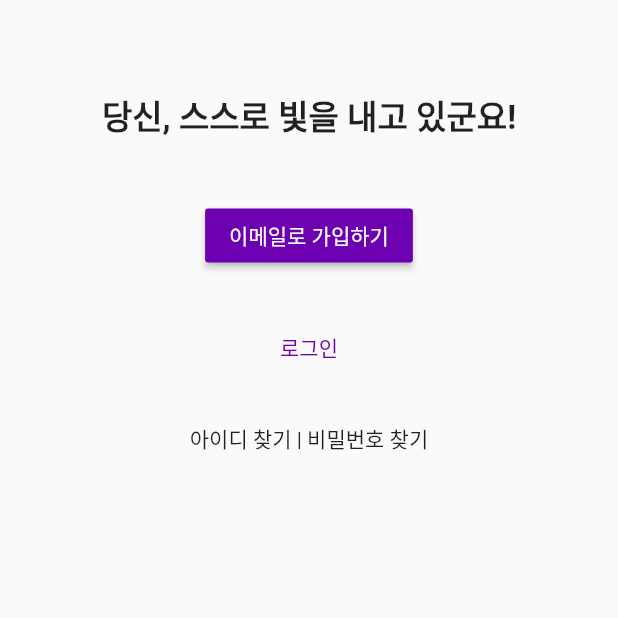
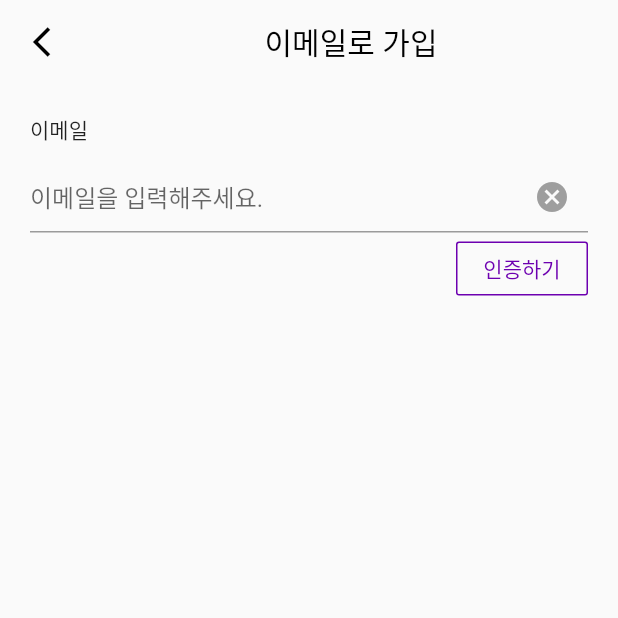
Before and after one commit to dev-hjkim/toy_app, a Flutter app: the screen it shows after launch, after a tap on "이메일로 가입하기", on a phone screen of 412 x 824 dp, the top half of it. Run offline on Flutter 3.47's test engine with Material 2 defaults, Android fonts, the light colour scheme and no system bars.

Commit message:
add join page 1, 2

```diff
--- /dev/null
+++ b/celebrity/lib/join/join_email1.dart
@@ -0,0 +1,68 @@
+import "package:flutter/material.dart";
+import "./join_email2.dart";
+
+class JoinEmail1 extends StatelessWidget {
+  @override
+  Widget build(BuildContext context) {
+    return LayoutBuilder(
+      builder: (BuildContext context, BoxConstraints constraints) {
+        return Scaffold(
+            body: Builder(
+                builder: (context) => SingleChildScrollView(
+                    child: Padding(
+                        padding: EdgeInsets.only(top: constraints.maxHeight/3),
+                        child: Center(
+                            child: Column(children: [
+                              const Padding(
+                                  padding: EdgeInsets.all(20),
+                                  child: Text(
+                                    "당신, 스스로 빛을 내고 있군요!",
+                                    style: TextStyle(
+                                      fontSize: 22,
+                                      fontWeight: FontWeight.bold,
+                                    ),
+                                  )
+                              ),
+                              Padding(
+                                  padding: EdgeInsets.all(0),
+                                  child: RaisedButton(
+                                    child: const Text(
+                                        "이메일로 가입하기",
+                                        style: TextStyle(
+                                            color: Colors.white
+                                        )
+                                    ),
+                                    color: Color(0xff6D00B0),
+                                    onPressed: () => {
+                                      Navigator.push(
+                                        context,
+                                        MaterialPageRoute(builder: (context) => JoinEmail2()),
+                                      )
+                                    },
+                                  )
+                              ),
+                              const Padding(
+                                  padding: EdgeInsets.all(13.7),
+                                  child: Text(
+                                    "로그인",
+                                    style: TextStyle(
+                                      color: Color(0xff6D00B0),
+                                    ),
+                                  )
+                              ),
+                              const Padding(
+                                  padding: EdgeInsets.all(13),
+                                  child: Text(
+                                      "아이디 찾기 | 비밀번호 찾기"
+                                  )
+                              ),
+                            ])
+                        )
+                    )
+                )
+            )
+        );
+      }
+    );
+  }
+}
--- /dev/null
+++ b/celebrity/lib/join/join_email2.dart
@@ -0,0 +1,77 @@
+import "package:flutter/material.dart";
+
+class JoinEmail2 extends StatelessWidget {
+  @override
+  Widget build(BuildContext context) {
+    final TextEditingController _controller = new TextEditingController();
+    return LayoutBuilder(
+        builder: (BuildContext context, BoxConstraints constraints) {
+          return Scaffold(
+            appBar: AppBar(
+              title: Center(child: Text(
+                  "이메일로 가입",
+                  style: TextStyle(color:Colors.black),
+                  textAlign: TextAlign.center)
+              ),
+              leading: IconButton(
+                onPressed: () {
+                  Navigator.pop(context);
+                },
+                color: Colors.black,
+                icon: Icon(Icons.arrow_back_ios_sharp),
+              ),
+              elevation: 0,
+              backgroundColor: Colors.transparent,
+            ),
+              body: Builder(
+                  builder: (context) => SingleChildScrollView(
+                      child: Center(
+                          child: Column(children: [
+                            Padding(
+                                padding: EdgeInsets.all(20),
+                                child: Container(
+                                    child: Column(
+                                        children: [
+                                          Align(
+                                            alignment: Alignment.centerLeft,
+                                            child: Text("이메일"),
+                                          ),
+                                          Padding(padding: EdgeInsets.all(5)),
+                                          TextField(
+                                            decoration: InputDecoration(
+                                                hintText: "이메일을 입력해주세요.",
+                                                suffixIcon: IconButton(
+                                                    onPressed: () {
+                                                      _controller.clear();
+                                                    },
+                                                    icon: Icon(Icons.cancel, color: Colors.grey)
+                                                )
+                                            ),
+                                          ),
+                                          Align(
+                                            alignment: Alignment.centerRight,
+                                            child: OutlineButton(
+                                              child: Text(
+                                                  "인증하기",
+                                                  style: TextStyle(
+                                                      color: Color(0xff6D00B0)
+                                                  )
+                                              ),
+                                              color: Colors.white,
+                                              borderSide: BorderSide(color: Color(0xff6D00B0), width: 1),
+                                              onPressed: () => { },
+                                            ),
+                                          ),
+                                        ]
+                                    )
+                                )
+                            ),
+                          ])
+                      )
+                  )
+              )
+          );
+        }
+    );
+  }
+}
--- a/celebrity/lib/main.dart
+++ b/celebrity/lib/main.dart
@@ -1,4 +1,5 @@
 import 'package:flutter/material.dart';
+import "join/join_email1.dart";
 
 void main() => runApp(MyApp());
 
@@ -7,57 +8,7 @@ class MyApp extends StatelessWidget {
   Widget build(BuildContext context) {
     return MaterialApp(
       title: "Celebrity",
-      home: Scaffold(
-        body: Builder(
-          builder: (context) => SingleChildScrollView(
-            child: Padding(
-              padding: EdgeInsets.all(40),
-              child: Center(
-                child: Column(children: [
-                  const Padding(
-                    padding: EdgeInsets.all(20),
-                    child: Text(
-                      "당신, 스스로 빛을 내고 있군요!",
-                      style: TextStyle(
-                        fontSize: 22,
-                        fontWeight: FontWeight.bold,
-                      ),
-                    )
-                  ),
-                  Padding(
-                    padding: EdgeInsets.all(20),
-                    child: RaisedButton(
-                      child: const Text(
-                        "이메일로 가입하기",
-                        style: TextStyle(
-                          color: Colors.white
-                        )
-                      ),
-                      color: Color(0xff6D00B0),
-                      onPressed: () => {},
-                    )
-                  ),
-                  const Padding(
-                    padding: EdgeInsets.all(20),
-                    child: Text(
-                      "로그인",
-                      style: TextStyle(
-                        color: Color(0xff6D00B0),
-                      ),
-                    )
-                  ),
-                  const Padding(
-                      padding: EdgeInsets.all(20),
-                      child: Text(
-                          "아이디 찾기 | 비밀번호 찾기"
-                      )
-                  ),
-                ])
-              )
-            )
-          )
-        )
-      )
+      home: JoinEmail1(),
     );
   }
 
--- /dev/null
+++ b/celebrity/lib/utils/join_text_field.dart
@@ -0,0 +1,26 @@
+import "package:flutter/material.dart";
+
+
+class JoinTextField extends StatelessWidget {
+  final String fieldName;
+  final Color buttonColor;
+
+  JoinTextField({required this.fieldName, required this.buttonColor});
+
+  @override
+  Widget build(BuildContext context) {
+    return Container(
+      child: Column(
+        children: [
+          Text(this.fieldName),
+          TextField(
+            decoration: InputDecoration(
+              hintText: this.fieldName + "을(를) 입력해주세요."
+            ),
+          )
+        ]
+      )
+    );
+  }
+
+}
```
